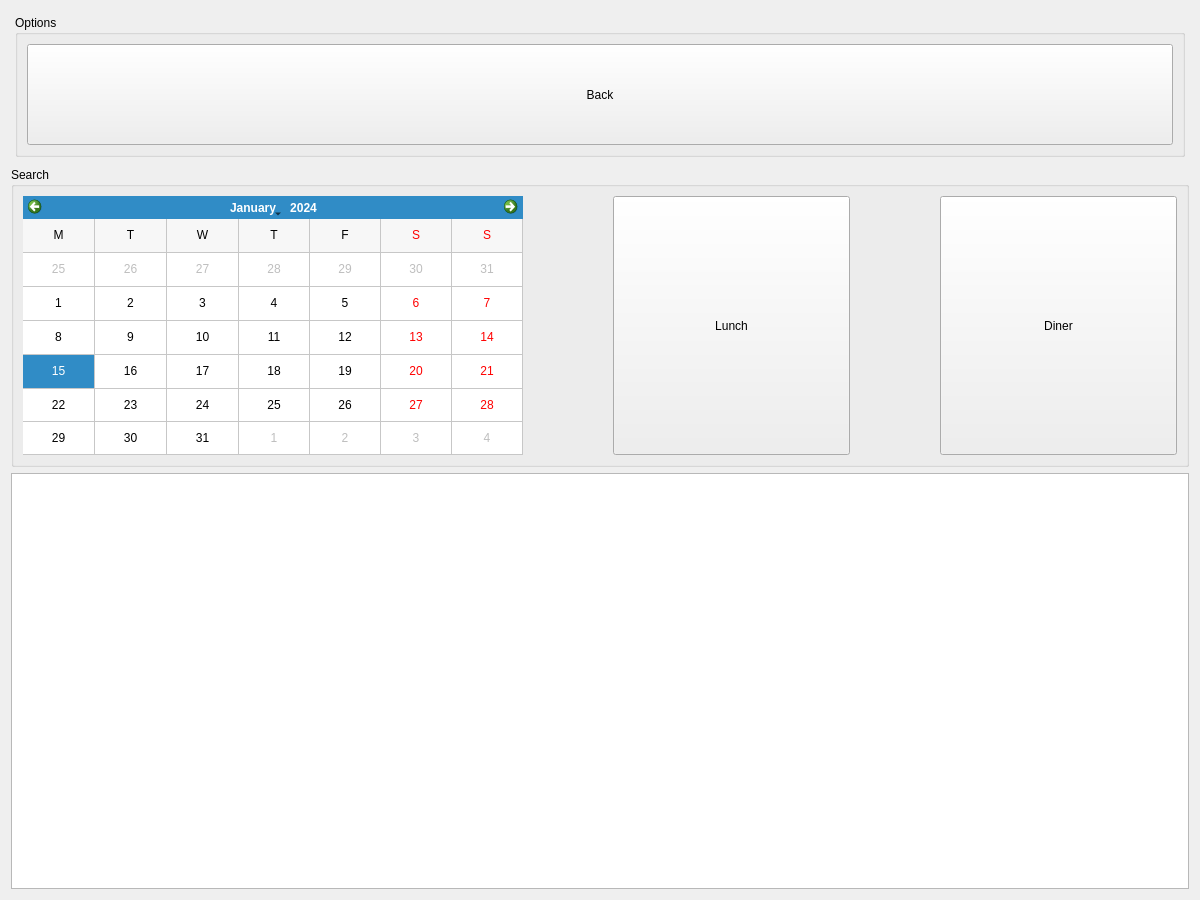
eguzki/penyamanager, file penyamanager/tablereservationview.ui: the form before one commit.
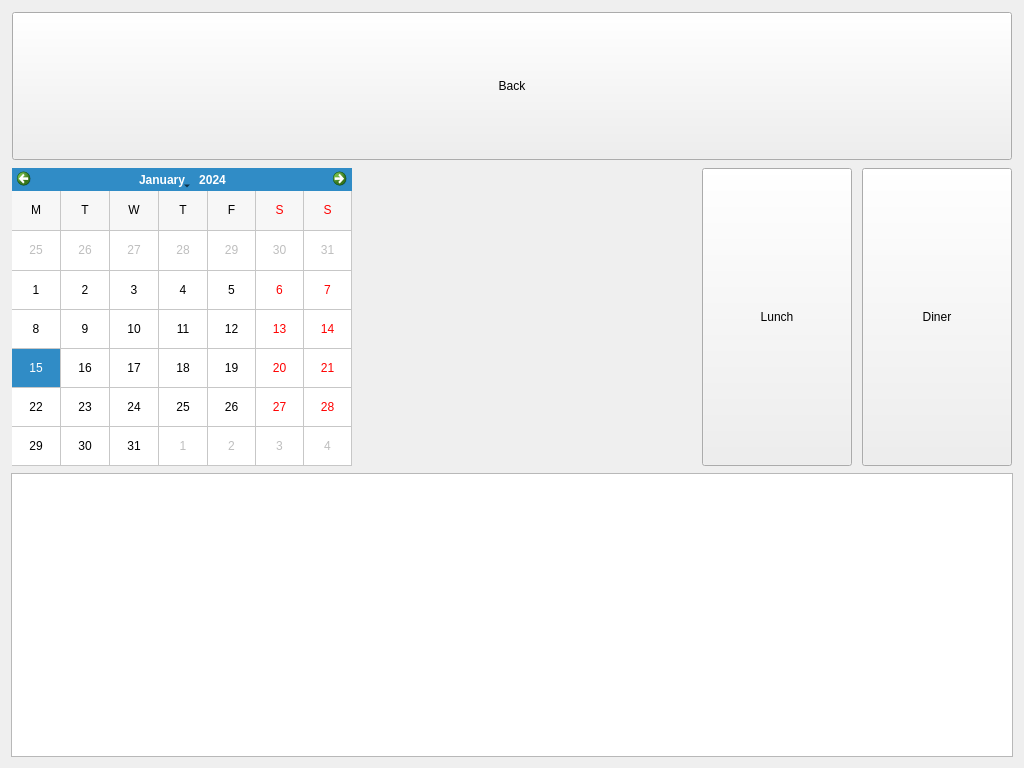
The form after the commit.

```diff
--- a/penyamanager/tablereservationview.ui
+++ b/penyamanager/tablereservationview.ui
@@ -6,20 +6,20 @@
    <rect>
     <x>0</x>
     <y>0</y>
-    <width>1200</width>
-    <height>900</height>
+    <width>1024</width>
+    <height>768</height>
    </rect>
   </property>
   <property name="minimumSize">
    <size>
-    <width>1200</width>
-    <height>900</height>
+    <width>1024</width>
+    <height>768</height>
    </size>
   </property>
   <property name="maximumSize">
    <size>
-    <width>16777215</width>
-    <height>16777215</height>
+    <width>1024</width>
+    <height>768</height>
    </size>
   </property>
   <property name="windowTitle">
@@ -42,53 +42,38 @@
      </property>
      <layout class="QHBoxLayout" name="horizontalLayout">
       <property name="spacing">
-       <number>3</number>
+       <number>10</number>
       </property>
       <property name="leftMargin">
-       <number>4</number>
+       <number>1</number>
       </property>
       <property name="topMargin">
-       <number>4</number>
+       <number>1</number>
       </property>
       <property name="rightMargin">
-       <number>4</number>
+       <number>1</number>
       </property>
       <property name="bottomMargin">
-       <number>4</number>
+       <number>1</number>
       </property>
       <item>
-       <widget class="QGroupBox" name="optionsGroupBox">
+       <widget class="QPushButton" name="backButton">
         <property name="sizePolicy">
-         <sizepolicy hsizetype="Preferred" vsizetype="Preferred">
+         <sizepolicy hsizetype="Minimum" vsizetype="Expanding">
           <horstretch>0</horstretch>
           <verstretch>0</verstretch>
          </sizepolicy>
         </property>
-        <property name="title">
-         <string>Options</string>
+        <property name="text">
+         <string>Back</string>
         </property>
-        <layout class="QHBoxLayout" name="horizontalLayout_5">
-         <item>
-          <widget class="QPushButton" name="backButton">
-           <property name="sizePolicy">
-            <sizepolicy hsizetype="Minimum" vsizetype="Expanding">
-             <horstretch>0</horstretch>
-             <verstretch>0</verstretch>
-            </sizepolicy>
-           </property>
-           <property name="text">
-            <string>Back</string>
-           </property>
-          </widget>
-         </item>
-        </layout>
        </widget>
       </item>
      </layout>
     </widget>
    </item>
    <item>
-    <widget class="QGroupBox" name="searchGroupBox">
+    <widget class="QWidget" name="searchWidget" native="true">
      <property name="minimumSize">
       <size>
        <width>0</width>
@@ -101,27 +86,33 @@
        <height>300</height>
       </size>
      </property>
-     <property name="title">
-      <string>Search</string>
-     </property>
      <layout class="QHBoxLayout" name="horizontalLayout_6">
       <property name="spacing">
-       <number>90</number>
+       <number>10</number>
       </property>
       <property name="leftMargin">
-       <number>9</number>
+       <number>1</number>
+      </property>
+      <property name="topMargin">
+       <number>1</number>
+      </property>
+      <property name="rightMargin">
+       <number>1</number>
+      </property>
+      <property name="bottomMargin">
+       <number>1</number>
       </property>
       <item>
        <widget class="QCalendarWidget" name="calendarWidget">
         <property name="minimumSize">
          <size>
-          <width>500</width>
+          <width>0</width>
           <height>0</height>
          </size>
         </property>
         <property name="maximumSize">
          <size>
-          <width>500</width>
+          <width>16777215</width>
           <height>16777215</height>
          </size>
         </property>
@@ -136,6 +127,19 @@
         </property>
        </widget>
       </item>
+      <item>
+       <spacer name="horizontalSpacer">
+        <property name="orientation">
+         <enum>Qt::Horizontal</enum>
+        </property>
+        <property name="sizeHint" stdset="0">
+         <size>
+          <width>40</width>
+          <height>20</height>
+         </size>
+        </property>
+       </spacer>
+      </item>
       <item>
        <widget class="QPushButton" name="lunchButton">
         <property name="sizePolicy">
@@ -144,6 +148,18 @@
           <verstretch>0</verstretch>
          </sizepolicy>
         </property>
+        <property name="minimumSize">
+         <size>
+          <width>150</width>
+          <height>0</height>
+         </size>
+        </property>
+        <property name="maximumSize">
+         <size>
+          <width>150</width>
+          <height>16777215</height>
+         </size>
+        </property>
         <property name="text">
          <string>Lunch</string>
         </property>
@@ -160,6 +176,18 @@
           <verstretch>0</verstretch>
          </sizepolicy>
         </property>
+        <property name="minimumSize">
+         <size>
+          <width>150</width>
+          <height>0</height>
+         </size>
+        </property>
+        <property name="maximumSize">
+         <size>
+          <width>150</width>
+          <height>16777215</height>
+         </size>
+        </property>
         <property name="text">
          <string>Diner</string>
         </property>
```
